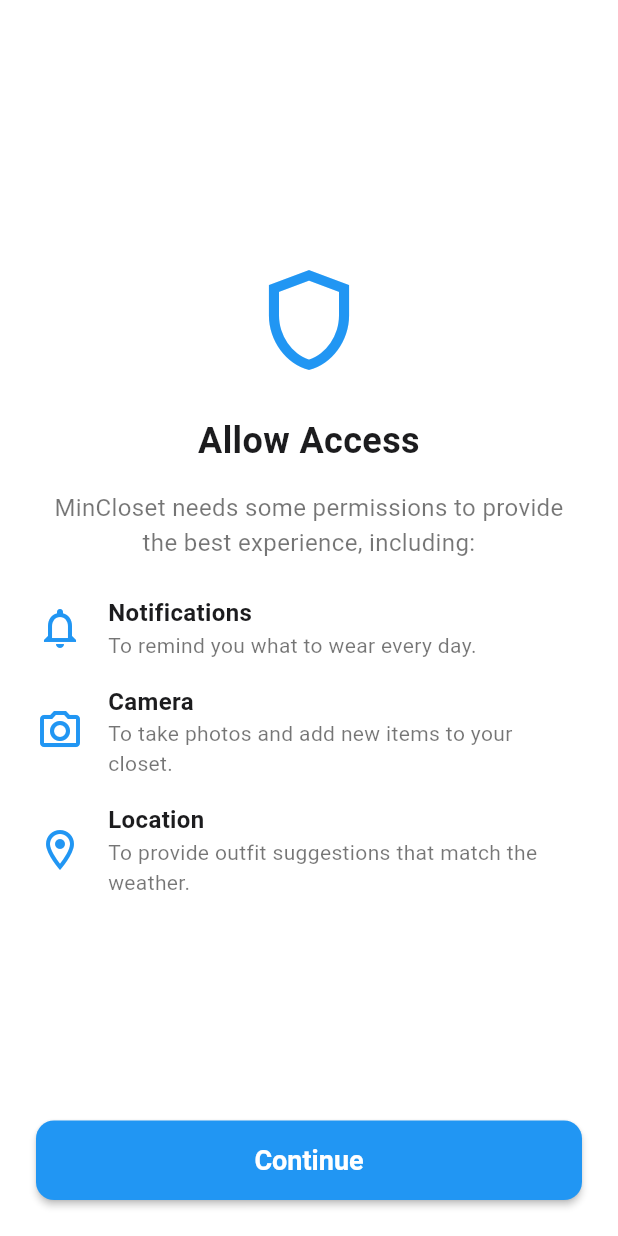
After one commit to minhdatvn/MinCloset, a Flutter app: the PermissionsScreen screen opened directly, after a tap on "Continue", on a phone screen of 412 x 824 dp. The commit adds this screen. Run offline on Flutter 3.47's test engine with Material 3 defaults, Android fonts, the light colour scheme and no system bars; our stand-ins replace dotted_border, equatable, fl_chart, flutter_animate, flutter_dotenv, flutter_hooks and 23 more; missing offline and left inert: image_background_remover, pro_image_editor; accounts and stored records are empty; network calls fail; Roboto replaces fonts that are missing (BeVietnamPro).

Commit message:
Tích hợp thông báo thành một màn hình

```diff
--- a/lib/routing/app_routes.dart
+++ b/lib/routing/app_routes.dart
@@ -24,4 +24,5 @@
   static const avatarCropper = '/avatar-cropper';
   static const String quests = '/quests';
   static const String badgeDetail = '/badge-detail';
+  static const String permissions = '/permissions';
 }
--- a/lib/routing/route_generator.dart
+++ b/lib/routing/route_generator.dart
@@ -33,6 +33,7 @@
 import 'package:mincloset/screens/quests_page.dart';
 import 'package:mincloset/screens/settings_page.dart';
 import 'package:mincloset/screens/webview_page.dart';
+import 'package:mincloset/screens/permissions_screen.dart';
 import 'package:showcaseview/showcaseview.dart';
 
 class CalendarPageArgs {
@@ -176,6 +177,9 @@
         }
         return _errorRoute();
 
+      case AppRoutes.permissions:
+        return MaterialPageRoute(builder: (_) => const PermissionsScreen());
+
       default:
         return _errorRoute();
     }
--- a/lib/screens/pages/closets_page.dart
+++ b/lib/screens/pages/closets_page.dart
@@ -407,7 +407,7 @@
                 description: 'Tap here to create a new closet, helping you organize your clothes for different purposes like "Work" or "Gym".',
                 child: Card(
                   elevation: 0,
-                  color: theme.colorScheme.primary.withOpacity(0.05),
+                  color: theme.colorScheme.primary.withValues(alpha:0.05),
                   shape: RoundedRectangleBorder(borderRadius: BorderRadius.circular(12)),
                   child: ListTile(
                     leading: Icon(Icons.add_circle_outline, color: theme.colorScheme.primary),
--- /dev/null
+++ b/lib/screens/permissions_screen.dart
@@ -0,0 +1,107 @@
+// lib/screens/permissions_screen.dart
+
+import 'package:flutter/material.dart';
+import 'package:flutter_riverpod/flutter_riverpod.dart';
+import 'package:mincloset/providers/flow_providers.dart';
+import 'package:permission_handler/permission_handler.dart';
+import 'package:shared_preferences/shared_preferences.dart';
+
+class PermissionsScreen extends ConsumerWidget {
+  const PermissionsScreen({super.key});
+
+  Future<void> _requestPermissions(BuildContext context, WidgetRef ref) async {
+    // Request the necessary permissions at once
+    await [
+      Permission.notification,
+      Permission.camera,
+      Permission.locationWhenInUse,
+    ].request();
+
+    // After the user responds, mark that the permission screen has been seen
+    final prefs = await SharedPreferences.getInstance();
+    await prefs.setBool('has_seen_permissions_screen', true);
+
+    // This line will now work correctly
+    ref.read(permissionsSeenProvider.notifier).state = true;
+  }
+
+  @override
+  Widget build(BuildContext context, WidgetRef ref) {
+    return Scaffold(
+      body: SafeArea(
+        child: Padding(
+          padding: const EdgeInsets.all(24.0),
+          child: Column(
+            mainAxisAlignment: MainAxisAlignment.center,
+            crossAxisAlignment: CrossAxisAlignment.stretch,
+            children: [
+              const Spacer(),
+              const Icon(Icons.shield_outlined, size: 80, color: Colors.blue),
+              const SizedBox(height: 24),
+              const Text(
+                'Allow Access',
+                style: TextStyle(fontSize: 24, fontWeight: FontWeight.bold),
+                textAlign: TextAlign.center,
+              ),
+              const SizedBox(height: 16),
+              const Text(
+                'MinCloset needs some permissions to provide the best experience, including:',
+                style: TextStyle(fontSize: 16, color: Colors.black54),
+                textAlign: TextAlign.center,
+              ),
+              const SizedBox(height: 24),
+              _buildPermissionItem(
+                Icons.notifications_outlined,
+                'Notifications',
+                'To remind you what to wear every day.',
+              ),
+              const SizedBox(height: 16),
+              _buildPermissionItem(
+                Icons.camera_alt_outlined,
+                'Camera',
+                'To take photos and add new items to your closet.',
+              ),
+              const SizedBox(height: 16),
+              _buildPermissionItem(
+                Icons.location_on_outlined,
+                'Location',
+                'To provide outfit suggestions that match the weather.',
+              ),
+              const Spacer(),
+              ElevatedButton(
+                style: ElevatedButton.styleFrom(
+                  padding: const EdgeInsets.symmetric(vertical: 16),
+                  backgroundColor: Colors.blue,
+                  foregroundColor: Colors.white,
+                  shape: RoundedRectangleBorder(
+                    borderRadius: BorderRadius.circular(12),
+                  ),
+                ),
+                onPressed: () => _requestPermissions(context, ref),
+                child: const Text('Continue', style: TextStyle(fontSize: 18)),
+              ),
+            ],
+          ),
+        ),
+      ),
+    );
+  }
+
+  Widget _buildPermissionItem(IconData icon, String title, String subtitle) {
+    return Row(
+      children: [
+        Icon(icon, color: Colors.blue, size: 32),
+        const SizedBox(width: 16),
+        Expanded(
+          child: Column(
+            crossAxisAlignment: CrossAxisAlignment.start,
+            children: [
+              Text(title, style: const TextStyle(fontSize: 16, fontWeight: FontWeight.bold)),
+              Text(subtitle, style: const TextStyle(color: Colors.black54)),
+            ],
+          ),
+        ),
+      ],
+    );
+  }
+}
--- a/pubspec.yaml
+++ b/pubspec.yaml
@@ -55,7 +55,7 @@
   timezone: ^0.10.1
   flutter_timezone: ^4.1.1
   flutter_launcher_icons: ^0.14.4
-
+  permission_handler: ^12.0.1
 
 dev_dependencies:
   sentry_dart_plugin: ^3.0.0
```
Also changed, not shown: lib/main.dart (+58 -21 lines), lib/providers/flow_providers.dart (added, +15 -0 lines), lib/screens/onboarding_screen.dart (+2 -6 lines), pubspec.lock, 2 other files.
